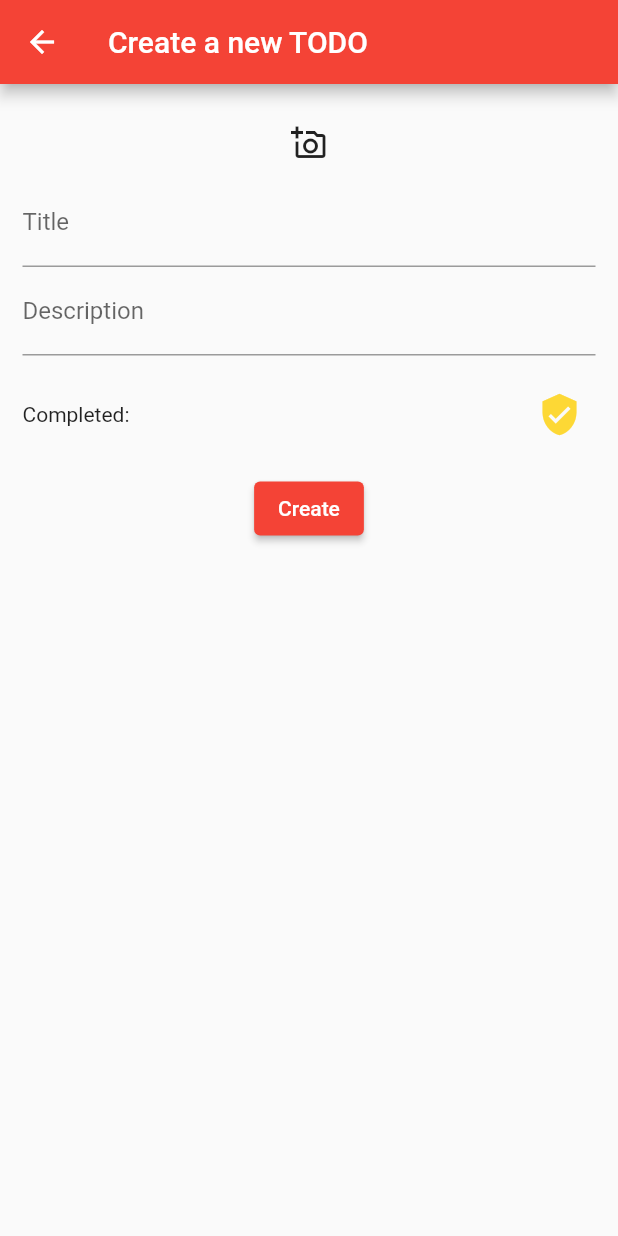
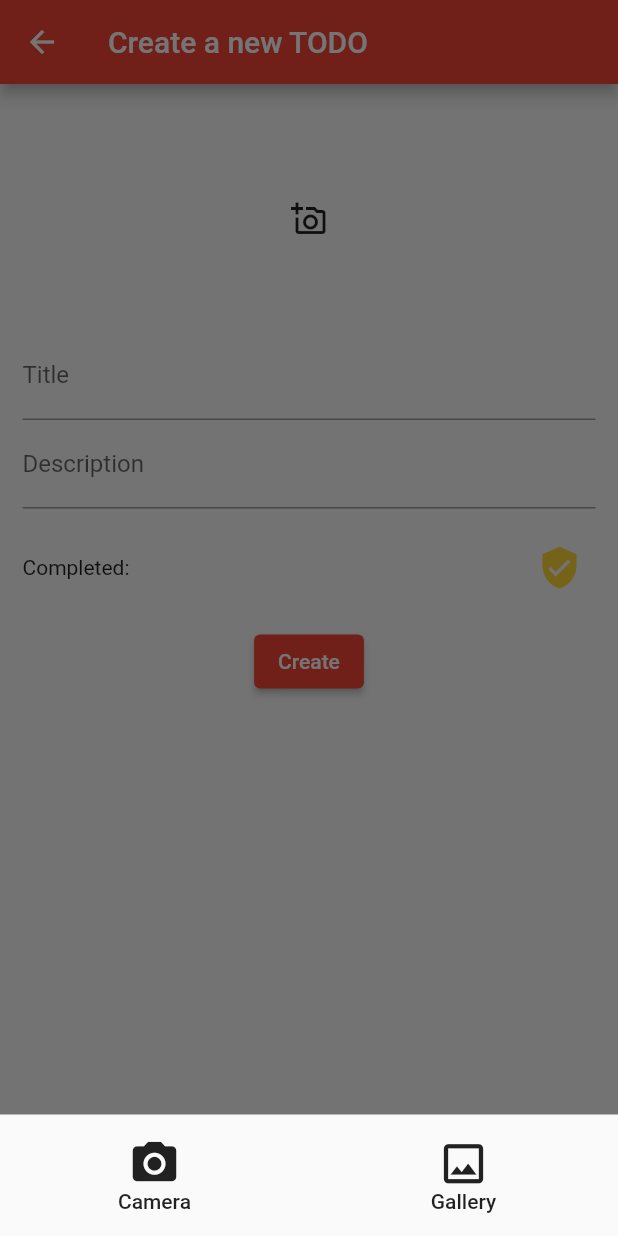
Before and after one commit to xuala69/firebase-todos, a Flutter app: the NewTodoPage screen opened directly, after a tap on the "add a photo" icon, on a phone screen of 412 x 824 dp. Run offline on Flutter 3.47's test engine with Material 2 defaults, Android fonts, the phone set to English and light mode, and no system bars; our stand-ins replace cloud_firestore, firebase_auth, firebase_core, firebase_storage, flutter_contacts, image_picker; missing offline and left inert: firebase_ui_auth; accounts and stored records are empty.

Commit message:
update icon+contacts package used

```diff
--- a/lib/ui/create_new_todo.dart
+++ b/lib/ui/create_new_todo.dart
@@ -2,6 +2,7 @@ import 'dart:io';
 
 import 'package:firebase_storage/firebase_storage.dart';
 import 'package:firebase_todo/models/todo_model.dart';
+import 'package:flutter/cupertino.dart';
 import 'package:flutter/material.dart';
 import 'package:image_picker/image_picker.dart';
 
@@ -20,6 +21,7 @@ class _NewTodoPageState extends State<NewTodoPage> {
 
   final ImagePicker _picker = ImagePicker();
   String? imageUrl;
+  bool uploading = false;
 
   @override
   void initState() {
@@ -37,10 +39,67 @@ class _NewTodoPageState extends State<NewTodoPage> {
   }
 
   void pickImage() async {
-    final XFile? image = await _picker.pickImage(source: ImageSource.camera);
+    showModalBottomSheet(
+        context: context,
+        builder: (context) {
+          return Row(
+            children: [
+              Expanded(
+                child: MaterialButton(
+                    onPressed: () async {
+                      final XFile? image =
+                          await _picker.pickImage(source: ImageSource.camera);
                       if (image != null) {
                         uploadImage(image);
                       }
+                    },
+                    child: Column(
+                      mainAxisSize: MainAxisSize.min,
+                      children: const [
+                        SizedBox(
+                          height: 15,
+                        ),
+                        Icon(
+                          Icons.camera_alt,
+                          size: 35,
+                        ),
+                        Text("Camera"),
+                        SizedBox(
+                          height: 15,
+                        ),
+                      ],
+                    )),
+              ),
+              Expanded(
+                child: MaterialButton(
+                  onPressed: () async {
+                    final XFile? image =
+                        await _picker.pickImage(source: ImageSource.gallery);
+                    if (image != null) {
+                      uploadImage(image);
+                    }
+                  },
+                  child: Column(
+                    mainAxisSize: MainAxisSize.min,
+                    children: const [
+                      SizedBox(
+                        height: 15,
+                      ),
+                      Icon(
+                        Icons.photo_outlined,
+                        size: 35,
+                      ),
+                      Text("Gallery"),
+                      SizedBox(
+                        height: 15,
+                      ),
+                    ],
+                  ),
+                ),
+              ),
+            ],
+          );
+        });
   }
 
   void uploadImage(XFile file) async {
@@ -48,11 +107,15 @@ class _NewTodoPageState extends State<NewTodoPage> {
     var newId = DateTime.now().millisecondsSinceEpoch.toString();
     Reference ref = FirebaseStorage.instance.ref().child('$newId.jpg');
     uploadTask = ref.putFile(File(file.path));
+    uploading = true;
+    setState(() {});
     uploadTask.then((p0) async {
       if (p0.state == TaskState.success) {
         final url = await ref.getDownloadURL();
         imageUrl = url;
-        setState(() {});
+        setState(() {
+          uploading = false;
+        });
       }
     });
   }
@@ -73,11 +136,16 @@ class _NewTodoPageState extends State<NewTodoPage> {
                 height: 150,
               )
             else
-              IconButton(
+              SizedBox(
+                height: 150,
+                child: uploading
+                    ? const CupertinoActivityIndicator()
+                    : IconButton(
                         onPressed: () {
                           pickImage();
                         },
                         icon: const Icon(Icons.add_a_photo_outlined),
+                      ),
               ),
             TextField(
               controller: titleController,
@@ -112,6 +180,9 @@ class _NewTodoPageState extends State<NewTodoPage> {
             ),
             ElevatedButton(
               onPressed: () {
+                if (uploading) {
+                  return;
+                }
                 var newId = DateTime.now().millisecondsSinceEpoch.toString();
                 if (widget.todo != null) {
                   newId = widget.todo!.id;
@@ -127,7 +198,13 @@ class _NewTodoPageState extends State<NewTodoPage> {
                 descriptionController.text = "";
                 Navigator.of(context).pop(newItem);
               },
-              child: Text(widget.todo == null ? "Create" : "Update"),
+              child: uploading
+                  ? const SizedBox(
+                      width: 20,
+                      height: 20,
+                      child: CircularProgressIndicator(),
+                    )
+                  : Text(widget.todo == null ? "Create" : "Update"),
             ),
           ],
         ),
--- a/lib/ui/home.dart
+++ b/lib/ui/home.dart
@@ -1,7 +1,10 @@
+import 'dart:developer';
+
 import 'package:cloud_firestore/cloud_firestore.dart';
 import 'package:firebase_todo/models/todo_model.dart';
 import 'package:firebase_todo/ui/create_new_todo.dart';
 import 'package:flutter/material.dart';
+import 'package:flutter_contacts/flutter_contacts.dart';
 
 class HomePage extends StatefulWidget {
   const HomePage({super.key});
@@ -77,6 +80,18 @@ class _HomePageState extends State<HomePage> {
     return Scaffold(
       appBar: AppBar(
         title: const Text("Home page"),
+        actions: [
+          IconButton(
+            onPressed: () async {
+              if (await FlutterContacts.requestPermission()) {
+// Get all contacts (fully fetched)
+                var contacts = await FlutterContacts.getContacts();
+                log("COntacts $contacts");
+              }
+            },
+            icon: const Icon(Icons.contact_page),
+          ),
+        ],
       ),
       floatingActionButton: FloatingActionButton(
         onPressed: () {
```
Also changed, not shown: pubspec.yaml (+9 -0 lines), assets/logo.png (added), pubspec.lock, 29 other files. Lines whose indentation alone changed are shown as unchanged.
